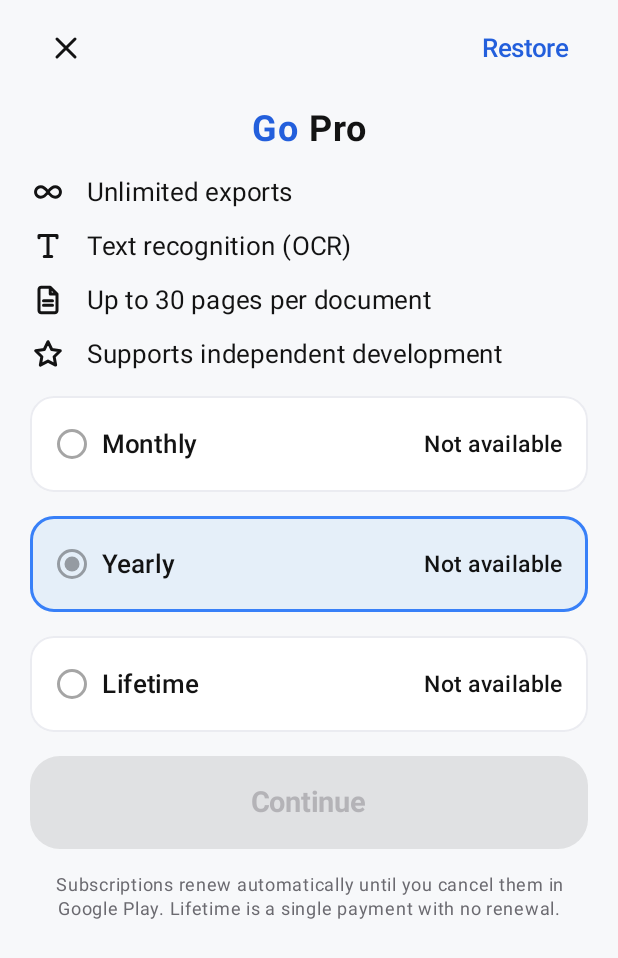
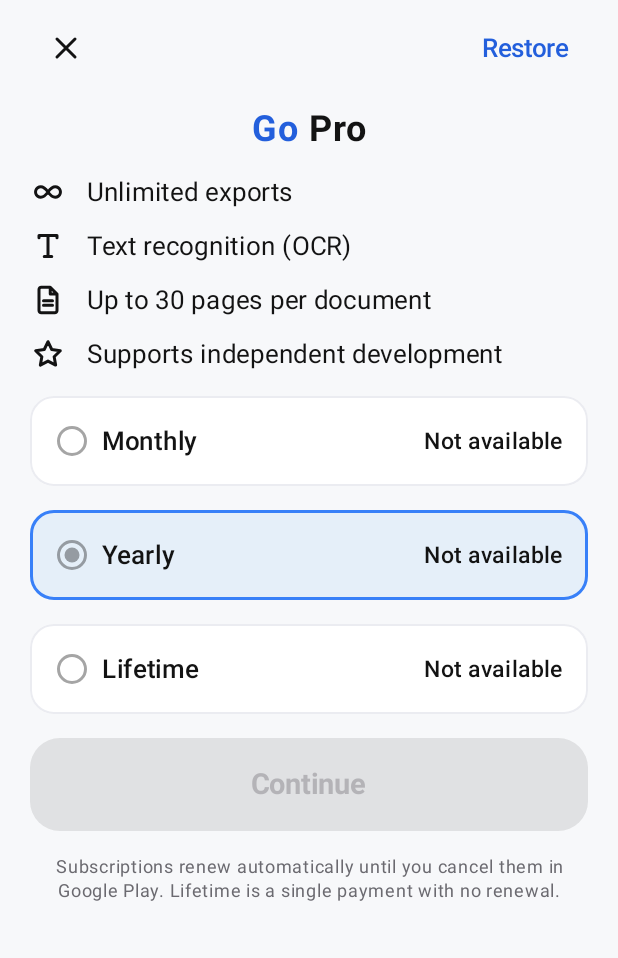
Before and after one commit to nguyentranminhnhat3536-gif/howtogetapp, an Android app built with Jetpack Compose: the PaywallScreen screen opened through its navigation route, on a phone screen of 412 x 824 dp. Shown: the top 958 px of the screen. Run offline under Robolectric (Android 15) with nearby library versions, the phone set to English and light mode, and no system bars; our stand-ins replace Room's generated code; libraries missing offline, so code that uses them is left out: com.android.billingclient, com.google.mlkit.vision; 1 statement that could not run was skipped.

Commit message:
snap-sheet: tối ưu bản Android (tắt sao lưu tự động, làm mới gói khi quay lại app, đệm ảnh, chữ to không bị cắt)
Co-Authored-By: Claude Opus 5.5 <noreply@anthropic.com>
Claude-Session: https://claude.ai/code/session_01R6DHkVTWP8RRpFh5nm5Bh1

```diff
--- a/apps/snap-sheet/app/src/main/AndroidManifest.xml
+++ b/apps/snap-sheet/app/src/main/AndroidManifest.xml
@@ -9,7 +9,7 @@
 
     <application
         android:name=".SnapSheetApp"
-        android:allowBackup="true"
+        android:allowBackup="false"
         android:icon="@mipmap/ic_launcher"
         android:label="@string/app_name"
         android:roundIcon="@mipmap/ic_launcher_round"
--- a/apps/snap-sheet/app/src/main/java/com/ethanstudio/snapsheet/MainActivity.kt
+++ b/apps/snap-sheet/app/src/main/java/com/ethanstudio/snapsheet/MainActivity.kt
@@ -17,4 +17,9 @@ class MainActivity : ComponentActivity() {
             }
         }
     }
+
+    override fun onResume() {
+        super.onResume()
+        (application as SnapSheetApp).billing.refresh()
+    }
 }
--- a/apps/snap-sheet/app/src/main/java/com/ethanstudio/snapsheet/billing/BillingManager.kt
+++ b/apps/snap-sheet/app/src/main/java/com/ethanstudio/snapsheet/billing/BillingManager.kt
@@ -82,6 +82,11 @@ class BillingManager(
 
             override fun onBillingServiceDisconnected() = Unit
         })
+    }
+
+    /** Hỏi lại Google Play các lần mua (gọi khi app quay lại màn hình). Bỏ qua nếu chưa kết nối. */
+    fun refresh() {
+        if (client.isReady) scope.launch { refreshPurchases() }
     }
 
     /** Mở màn thanh toán của Google Play cho [plan]. */
--- a/apps/snap-sheet/app/src/main/java/com/ethanstudio/snapsheet/ui/AppRoot.kt
+++ b/apps/snap-sheet/app/src/main/java/com/ethanstudio/snapsheet/ui/AppRoot.kt
@@ -10,10 +10,10 @@ import androidx.compose.foundation.layout.RowScope
 import androidx.compose.foundation.layout.Row
 import androidx.compose.foundation.layout.Spacer
 import androidx.compose.foundation.layout.WindowInsets
-import androidx.compose.foundation.layout.fillMaxHeight
 import androidx.compose.foundation.layout.fillMaxSize
 import androidx.compose.foundation.layout.fillMaxWidth
 import androidx.compose.foundation.layout.height
+import androidx.compose.foundation.layout.heightIn
 import androidx.compose.foundation.layout.navigationBars
 import androidx.compose.foundation.layout.navigationBarsPadding
 import androidx.compose.foundation.layout.padding
@@ -213,7 +213,7 @@ private fun SnapBottomBar(selected: Int, onSelect: (Int) -> Unit, onScan: () ->
         Surface(Modifier.padding(top = 26.dp).fillMaxWidth(), color = colors.surface) {
             Column {
                 HorizontalDivider(color = colors.outlineVariant)
-                Row(Modifier.fillMaxWidth().height(64.dp)) {
+                Row(Modifier.fillMaxWidth().heightIn(min = 64.dp), verticalAlignment = Alignment.CenterVertically) {
                     NavItem(R.drawable.ic_home, R.string.nav_home, selected == 0) { onSelect(0) }
                     NavItem(R.drawable.ic_folder, R.string.nav_files, selected == 1) { onSelect(1) }
                     Spacer(Modifier.weight(1f))
@@ -241,7 +241,7 @@ private fun SnapBottomBar(selected: Int, onSelect: (Int) -> Unit, onScan: () ->
 private fun RowScope.NavItem(icon: Int, label: Int, selected: Boolean, onClick: () -> Unit) {
     val colors = MaterialTheme.colorScheme
     Column(
-        Modifier.weight(1f).fillMaxHeight().clickable(role = Role.Tab, onClick = onClick),
+        Modifier.weight(1f).heightIn(min = 64.dp).clickable(role = Role.Tab, onClick = onClick).padding(vertical = 6.dp),
         horizontalAlignment = Alignment.CenterHorizontally,
         verticalArrangement = Arrangement.Center,
     ) {
@@ -275,7 +275,7 @@ private fun ScanSheet(onCamera: () -> Unit, onPhotos: () -> Unit, onDismiss: ()
             )
             SheetRow(R.drawable.ic_scan, R.string.sheet_camera, onCamera)
             SheetRow(R.drawable.ic_photo, R.string.sheet_photos, onPhotos)
-            TextButton(onClick = onDismiss, modifier = Modifier.fillMaxWidth().height(60.dp)) {
+            TextButton(onClick = onDismiss, modifier = Modifier.fillMaxWidth().heightIn(min = 60.dp)) {
                 Text(stringResource(R.string.cancel), fontSize = 17.sp, fontWeight = FontWeight.SemiBold, color = colors.onSurface)
             }
         }
@@ -286,7 +286,7 @@ private fun ScanSheet(onCamera: () -> Unit, onPhotos: () -> Unit, onDismiss: ()
 private fun ColumnScope.SheetRow(icon: Int, label: Int, onClick: () -> Unit) {
     HorizontalDivider(color = MaterialTheme.colorScheme.outlineVariant)
     Row(
-        Modifier.fillMaxWidth().background(MaterialTheme.colorScheme.surface).clickable(onClick = onClick).height(54.dp).padding(horizontal = 24.dp),
+        Modifier.fillMaxWidth().background(MaterialTheme.colorScheme.surface).clickable(onClick = onClick).heightIn(min = 54.dp).padding(horizontal = 24.dp, vertical = 8.dp),
         verticalAlignment = Alignment.CenterVertically,
         horizontalArrangement = Arrangement.spacedBy(20.dp),
     ) {
--- a/apps/snap-sheet/app/src/main/java/com/ethanstudio/snapsheet/ui/common/Components.kt
+++ b/apps/snap-sheet/app/src/main/java/com/ethanstudio/snapsheet/ui/common/Components.kt
@@ -44,7 +44,7 @@ import androidx.compose.ui.unit.dp
 import androidx.compose.ui.unit.sp
 import com.ethanstudio.snapsheet.R
 import com.ethanstudio.snapsheet.data.Doc
-import com.ethanstudio.snapsheet.util.decodeSampled
+import com.ethanstudio.snapsheet.util.decodeSampledCached
 import kotlinx.coroutines.Dispatchers
 import kotlinx.coroutines.withContext
 import java.io.File
@@ -56,7 +56,7 @@ import java.util.Date
 fun ProBadge(modifier: Modifier = Modifier) {
     Surface(modifier = modifier, shape = MaterialTheme.shapes.extraSmall, color = MaterialTheme.colorScheme.secondary) {
         Row(
-            modifier = Modifier.height(23.dp).padding(horizontal = 8.dp),
+            modifier = Modifier.heightIn(min = 23.dp).padding(horizontal = 8.dp),
             verticalAlignment = Alignment.CenterVertically,
             horizontalArrangement = Arrangement.spacedBy(4.dp),
         ) {
@@ -75,11 +75,11 @@ fun ProBadge(modifier: Modifier = Modifier) {
 @Composable
 fun TabHeader(title: String, isPro: Boolean) {
     Surface(color = MaterialTheme.colorScheme.surface) {
-        Box(Modifier.fillMaxWidth().statusBarsPadding().height(56.dp).padding(horizontal = 16.dp)) {
+        Box(Modifier.fillMaxWidth().statusBarsPadding().heightIn(min = 56.dp).padding(horizontal = 16.dp, vertical = 8.dp)) {
             if (isPro) ProBadge(Modifier.align(Alignment.CenterStart))
             Text(
                 title,
-                modifier = Modifier.align(Alignment.Center),
+                modifier = Modifier.align(Alignment.Center).padding(horizontal = 72.dp),
                 fontSize = 17.sp,
                 fontWeight = FontWeight.SemiBold,
                 color = MaterialTheme.colorScheme.onSurface,
@@ -158,7 +158,7 @@ fun ToolCard(@DrawableRes icon: Int, title: String, subtitle: String, onClick: (
 @Composable
 fun PageThumbnail(file: File, modifier: Modifier = Modifier, target: Int = 256, contentScale: ContentScale = ContentScale.Crop) {
     val bitmap by produceState<ImageBitmap?>(null, file) {
-        value = withContext(Dispatchers.IO) { decodeSampled(file, target)?.asImageBitmap() }
+        value = withContext(Dispatchers.IO) { decodeSampledCached(file, target)?.asImageBitmap() }
     }
     Box(modifier.background(MaterialTheme.colorScheme.surfaceVariant)) {
         bitmap?.let { Image(it, null, Modifier.fillMaxSize(), contentScale = contentScale) }
--- a/apps/snap-sheet/app/src/main/java/com/ethanstudio/snapsheet/ui/doc/DocViewModel.kt
+++ b/apps/snap-sheet/app/src/main/java/com/ethanstudio/snapsheet/ui/doc/DocViewModel.kt
@@ -8,6 +8,7 @@ import androidx.lifecycle.viewModelScope
 import com.ethanstudio.snapsheet.R
 import com.ethanstudio.snapsheet.data.Doc
 import com.ethanstudio.snapsheet.data.DocRepository
+import com.ethanstudio.snapsheet.data.FreeLimits
 import com.ethanstudio.snapsheet.data.ProState
 import com.ethanstudio.snapsheet.data.ProStore
 import com.ethanstudio.snapsheet.data.cleanDocName
@@ -31,7 +32,10 @@ data class DocUiState(
     val pro: ProState = ProState(),
     val ocrText: String? = null,
     val ocrBusy: Boolean = false,
-)
+) {
+    val exportsLeft: Int
+        get() = FreeLimits.remaining(pro.isPro, pro.usage, LocalDate.now().toEpochDay())
+}
 
 sealed interface DocEvent {
     data class Export(val kind: ExportKind) : DocEvent
--- a/apps/snap-sheet/app/src/main/java/com/ethanstudio/snapsheet/ui/paywall/PaywallScreen.kt
+++ b/apps/snap-sheet/app/src/main/java/com/ethanstudio/snapsheet/ui/paywall/PaywallScreen.kt
@@ -8,6 +8,7 @@ import androidx.compose.foundation.layout.Spacer
 import androidx.compose.foundation.layout.fillMaxSize
 import androidx.compose.foundation.layout.fillMaxWidth
 import androidx.compose.foundation.layout.height
+import androidx.compose.foundation.layout.heightIn
 import androidx.compose.foundation.layout.padding
 import androidx.compose.foundation.layout.size
 import androidx.compose.foundation.layout.systemBarsPadding
@@ -104,7 +105,7 @@ fun PaywallScreen(
             Button(
                 onClick = { onBuy(selected) },
                 enabled = offers[selected] != null,
-                modifier = Modifier.fillMaxWidth().height(62.dp),
+                modifier = Modifier.fillMaxWidth().heightIn(min = 62.dp),
                 shape = MaterialTheme.shapes.large,
                 colors = ButtonDefaults.buttonColors(
                     containerColor = MaterialTheme.colorScheme.primary,
@@ -142,7 +143,7 @@ private fun PlanCard(plan: Plan, name: String, offer: PlanOffer?, saving: Int?,
         border = BorderStroke(if (isSelected) 1.5.dp else 1.dp, if (isSelected) color.primary else color.outlineVariant),
     ) {
         Row(
-            Modifier.padding(horizontal = 16.dp, vertical = 12.dp).height(40.dp),
+            Modifier.heightIn(min = 60.dp).padding(horizontal = 16.dp, vertical = 10.dp),
             verticalAlignment = Alignment.CenterVertically,
             horizontalArrangement = Arrangement.spacedBy(8.dp),
         ) {
--- a/apps/snap-sheet/app/src/main/java/com/ethanstudio/snapsheet/util/Share.kt
+++ b/apps/snap-sheet/app/src/main/java/com/ethanstudio/snapsheet/util/Share.kt
@@ -12,6 +12,7 @@ fun Context.shareUri(file: File): Uri = FileProvider.getUriForFile(this, "$packa
 
 /** Mở file PDF bằng app xem PDF của máy. Trả về false nếu máy không có app nào mở được. */
 fun Context.viewPdf(file: File): Boolean {
+    if (!file.isFile) return false
     val intent = Intent(Intent.ACTION_VIEW).apply {
         setDataAndType(shareUri(file), "application/pdf")
         addFlags(Intent.FLAG_GRANT_READ_URI_PERMISSION)
@@ -21,7 +22,7 @@ fun Context.viewPdf(file: File): Boolean {
 
 /** Chia sẻ một hoặc nhiều file (PDF hoặc ảnh JPEG). */
 fun Context.shareFiles(files: List<File>, mime: String, chooserTitle: String): Boolean {
-    if (files.isEmpty()) return false
+    if (files.isEmpty() || files.any { !it.isFile }) return false
     val uris = ArrayList(files.map { shareUri(it) })
     val intent = if (uris.size == 1) {
         Intent(Intent.ACTION_SEND).putExtra(Intent.EXTRA_STREAM, uris[0])
```
Also changed, not shown: apps/snap-sheet/app/src/main/java/com/ethanstudio/snapsheet/ui/doc/DocScreen.kt (+7 -0 lines), apps/snap-sheet/app/src/main/java/com/ethanstudio/snapsheet/util/Activities.kt (+13 -0 lines), 2 other files.
